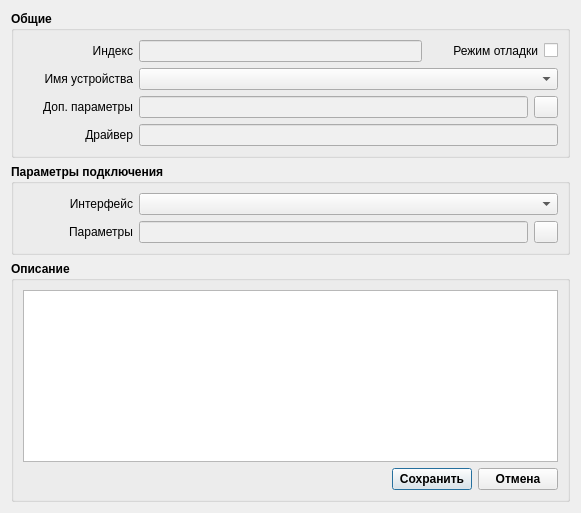
Above: configurator2/sv_device_editor.ui from breton75/ksuts before the change. Below: the same form after it.
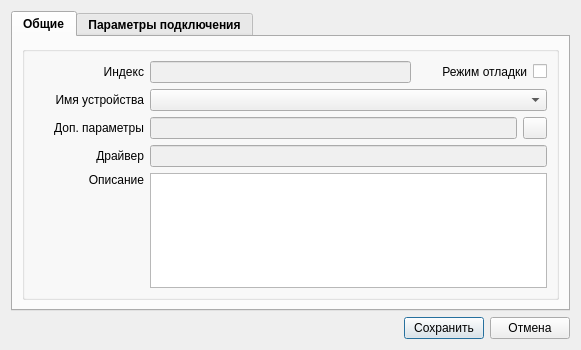
That is the form after the change. Icons and pictures are not drawn.

```diff
--- a/configurator2/sv_device_editor.ui
+++ b/configurator2/sv_device_editor.ui
@@ -7,12 +7,28 @@
     <x>0</x>
     <y>0</y>
     <width>581</width>
-    <height>513</height>
+    <height>350</height>
    </rect>
   </property>
   <property name="windowTitle">
    <string>Device</string>
   </property>
+  <layout class="QVBoxLayout" name="verticalLayout_5">
+   <item>
+    <widget class="QTabWidget" name="tabWidget">
+     <property name="font">
+      <font>
+       <weight>75</weight>
+       <bold>true</bold>
+      </font>
+     </property>
+     <property name="currentIndex">
+      <number>0</number>
+     </property>
+     <widget class="QWidget" name="tabGeneral">
+      <attribute name="title">
+       <string>Общие</string>
+      </attribute>
   <layout class="QVBoxLayout" name="verticalLayout_4">
    <item>
     <widget class="QGroupBox" name="gbGeneral">
@@ -23,7 +39,7 @@
       </font>
      </property>
      <property name="title">
-      <string>Общие</string>
+          <string/>
      </property>
      <layout class="QVBoxLayout" name="verticalLayout">
       <item>
@@ -306,20 +322,63 @@
         </item>
        </layout>
       </item>
-     </layout>
+          <item>
+           <layout class="QHBoxLayout" name="horizontalLayout">
+            <item>
+             <widget class="QLabel" name="lblDevName_5">
+              <property name="sizePolicy">
+               <sizepolicy hsizetype="Fixed" vsizetype="Preferred">
+                <horstretch>0</horstretch>
+                <verstretch>0</verstretch>
+               </sizepolicy>
+              </property>
+              <property name="minimumSize">
+               <size>
+                <width>110</width>
+                <height>0</height>
+               </size>
+              </property>
+              <property name="maximumSize">
+               <size>
+                <width>80</width>
+                <height>16777215</height>
+               </size>
+              </property>
+              <property name="font">
+               <font>
+                <weight>50</weight>
+                <bold>false</bold>
+               </font>
+              </property>
+              <property name="text">
+               <string>Описание</string>
+              </property>
+              <property name="alignment">
+               <set>Qt::AlignRight|Qt::AlignTop|Qt::AlignTrailing</set>
+              </property>
     </widget>
    </item>
    <item>
-    <widget class="QGroupBox" name="gbGeneral_2">
+             <widget class="QTextEdit" name="textDescription">
      <property name="font">
       <font>
-       <weight>75</weight>
-       <bold>true</bold>
-      </font>
-     </property>
-     <property name="title">
+                <weight>50</weight>
+                <bold>false</bold>
+               </font>
+              </property>
+             </widget>
+            </item>
+           </layout>
+          </item>
+         </layout>
+        </widget>
+       </item>
+      </layout>
+     </widget>
+     <widget class="QWidget" name="tabConnectionParams">
+      <attribute name="title">
       <string>Параметры подключения</string>
-     </property>
+      </attribute>
      <layout class="QVBoxLayout" name="verticalLayout_2">
       <item>
        <layout class="QHBoxLayout" name="layoutID_3">
@@ -401,68 +460,40 @@
            <string>Параметры</string>
           </property>
           <property name="alignment">
-           <set>Qt::AlignRight|Qt::AlignTrailing|Qt::AlignVCenter</set>
+            <set>Qt::AlignRight|Qt::AlignTop|Qt::AlignTrailing</set>
           </property>
          </widget>
         </item>
         <item>
-         <widget class="QLineEdit" name="editConnectionParams">
-          <property name="font">
-           <font>
-            <weight>50</weight>
-            <bold>false</bold>
-           </font>
-          </property>
-          <property name="styleSheet">
-           <string notr="true">background-color: rgb(240, 240, 240);</string>
-          </property>
-          <property name="readOnly">
-           <bool>true</bool>
-          </property>
-         </widget>
+          <widget class="QTextEdit" name="textConnectionParams"/>
+         </item>
+        </layout>
         </item>
         <item>
          <widget class="QPushButton" name="bnEditConnectionParams">
           <property name="maximumSize">
            <size>
-            <width>24</width>
+           <width>16777215</width>
             <height>16777215</height>
            </size>
           </property>
-          <property name="text">
-           <string/>
-          </property>
-          <property name="icon">
-           <iconset>
-            <normaloff>:/munich/icons/munich-icons/ico/blue/project_kp.ico</normaloff>:/munich/icons/munich-icons/ico/blue/project_kp.ico</iconset>
-          </property>
-         </widget>
-        </item>
-       </layout>
-      </item>
-     </layout>
-    </widget>
-   </item>
-   <item>
-    <widget class="QGroupBox" name="groupBox">
-     <property name="font">
-      <font>
-       <weight>75</weight>
-       <bold>true</bold>
-      </font>
-     </property>
-     <property name="title">
-      <string>Описание</string>
-     </property>
-     <layout class="QVBoxLayout" name="verticalLayout_3">
-      <item>
-       <widget class="QTextEdit" name="textDescription">
         <property name="font">
          <font>
           <weight>50</weight>
           <bold>false</bold>
          </font>
         </property>
+         <property name="text">
+          <string>Редактировать</string>
+         </property>
+         <property name="icon">
+          <iconset resource="res.qrc">
+           <normaloff>:/signals/icons/cog-box_48120.ico</normaloff>:/signals/icons/cog-box_48120.ico</iconset>
+         </property>
+        </widget>
+       </item>
+      </layout>
+     </widget>
        </widget>
       </item>
       <item>
@@ -528,9 +559,6 @@
       </item>
      </layout>
     </widget>
-   </item>
-  </layout>
- </widget>
  <tabstops>
   <tabstop>bnSave</tabstop>
   <tabstop>bnCancel</tabstop>
```
Left out of the diff: 5 changed lines with no effect on the pictures. Lines whose indentation alone changed are shown as unchanged.
